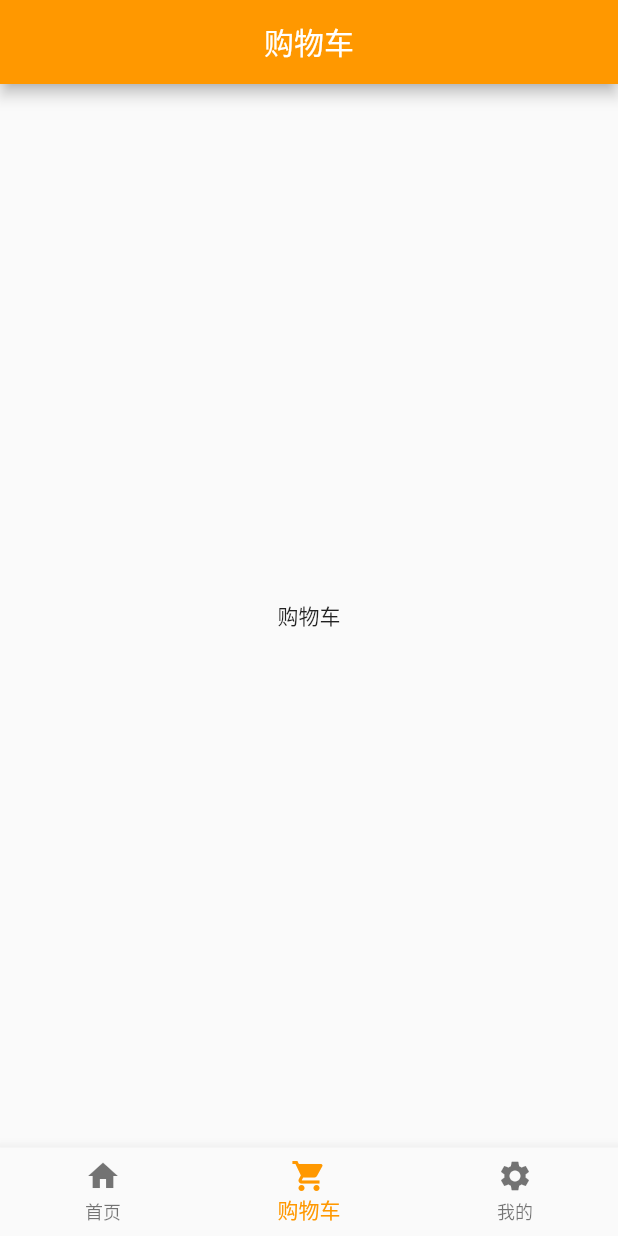
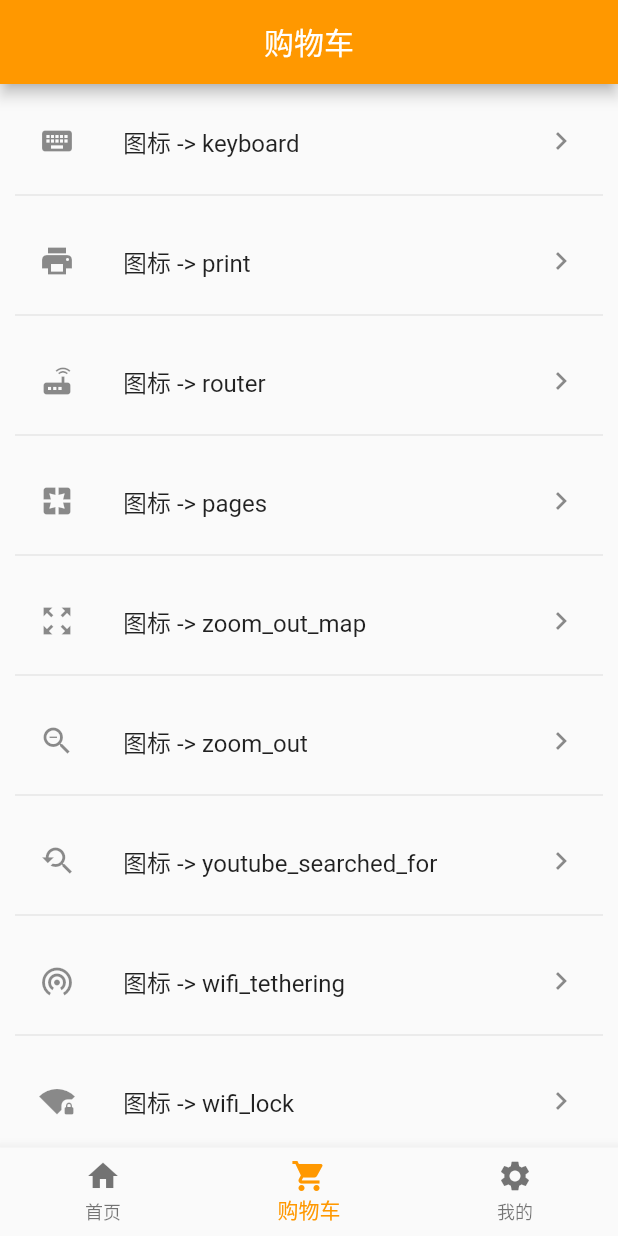
Before and after one commit to lijie28/hallo_flutter, a Flutter app: the screen it shows after launch, item 2 of the bottom bar chosen, on a phone screen of 412 x 824 dp. Run offline on Flutter 3.47's test engine with Material 2 defaults, Android fonts, the phone set to English and light mode, and no system bars.

Commit message:
1,tabbar 2,button 3,页面跳转带参 4,listView.bulider 带items

```diff
--- a/lib/HomePage/HomePage.dart
+++ b/lib/HomePage/HomePage.dart
@@ -1,6 +1,6 @@
 import 'package:flutter/material.dart';
 
-//import 'package:flutter_webview_plugin/flutter_webview_plugin.dart';
+import 'package:hello_flutter/GoodsDetail/GoodsDetail.dart';
 
 
 class HomePage extends StatefulWidget {
@@ -18,12 +18,24 @@ class HomePageState extends State<HomePage> {
     return new MaterialApp(
       home: new Scaffold(
         appBar: new AppBar(
+
           title: new Text("首页"),
           backgroundColor: Colors.orange, //设置appbar背景颜色
           centerTitle: true, //设置标题是否局中
+
         ),
         body: new Center(
-          child: new Text('商品详情'),
+          child: new MaterialButton(
+            color: Colors.orange,
+            textColor: Colors.white,
+            child: new Text('商品详情'),
+            onPressed: () {
+              Navigator.push(context, new MaterialPageRoute(builder: (BuildContext context){
+                return new GoodsDetail(title: '商品详情1',);
+              }));
+              print("跳转");
+            },
+          ),
         ),
       ),
     );
--- a/lib/ShoppingCart/ShoppingCart.dart
+++ b/lib/ShoppingCart/ShoppingCart.dart
@@ -6,6 +6,54 @@ class ShoppingCart extends StatefulWidget {
 }
 
 class ShoppingCartState extends State<ShoppingCart> {
+
+  List<String> strItems = <String>[
+    '图标 -> keyboard', '图标 -> print',
+    '图标 -> router', '图标 -> pages',
+    '图标 -> zoom_out_map', '图标 -> zoom_out',
+    '图标 -> youtube_searched_for', '图标 -> wifi_tethering',
+    '图标 -> wifi_lock', '图标 -> widgets',
+    '图标 -> weekend', '图标 -> web',
+    '图标 -> accessible', '图标 -> ac_unit',
+  ];
+
+  List<Icon> iconItems = <Icon>[
+    new Icon(Icons.keyboard), new Icon(Icons.print),
+    new Icon(Icons.router), new Icon(Icons.pages),
+    new Icon(Icons.zoom_out_map), new Icon(Icons.zoom_out),
+    new Icon(Icons.youtube_searched_for), new Icon(Icons.wifi_tethering),
+    new Icon(Icons.wifi_lock), new Icon(Icons.widgets),
+    new Icon(Icons.weekend), new Icon(Icons.web),
+    new Icon(Icons.accessible), new Icon(Icons.ac_unit),
+  ];
+
+  Widget buildListData(BuildContext context, String strItem, Icon iconItem,int count) {
+    return new ListTile(
+      isThreeLine: false,
+      leading: iconItem,
+      title: new Text(strItem),
+      trailing: new Icon(Icons.keyboard_arrow_right),
+      onTap: () {
+        showDialog(
+          context: context,
+          builder: (BuildContext context) {
+            return new AlertDialog(
+              title: new Text(
+                'ListViewDemo:$count',
+                style: new TextStyle(
+                  color: Colors.black54,
+                  fontSize: 18.0,
+                ),
+              ),
+              content: new Text('您选择的item内容为:$strItem'),
+            );
+          },
+        );
+      },
+    );
+  }
+
+
   @override
   Widget build(BuildContext context) {
     return new MaterialApp(
@@ -15,10 +63,25 @@ class ShoppingCartState extends State<ShoppingCart> {
           backgroundColor: Colors.orange, //设置appbar背景颜色
           centerTitle: true, //设置标题是否局中
         ),
-        body: new Center(
-          child: new Text('购物车'),
+        body: new ListView.builder(
+            shrinkWrap: true,
+            padding: const EdgeInsets.all(10.0),
+            itemExtent: 80.0,
+            itemCount: iconItems.length,
+            itemBuilder: (BuildContext context,int index){
+            return new Container(
+              child: new Column(
+                children: <Widget>[
+
+                  buildListData(context, strItems[index], iconItems[index],index),
+                  new Divider()
+
+                ],
+              ),
+            );
+          },
+          )
         ),
-      ),
     );
   }
 }
--- a/lib/main.dart
+++ b/lib/main.dart
@@ -2,6 +2,7 @@ import 'package:flutter/material.dart';
 import 'package:hello_flutter/HomePage/HomePage.dart';
 import 'package:hello_flutter/Mine/Mine.dart';
 import 'package:hello_flutter/ShoppingCart/ShoppingCart.dart';
+//import 'package:hello_flutter/GoodsDetail/GoodsDetail.dart';
 
 void main() => runApp(App());
 
@@ -16,6 +17,9 @@ class App extends StatelessWidget{
         primarySwatch: Colors.orange,
       ),
       home: new MyApp(),
+//      routes: <String, WidgetBuilder> {
+//        '/gd': (BuildContext context) => GoodsDetail(),
+//      },
     );
   }
 
@@ -55,6 +59,7 @@ class MyAppState extends State<MyApp> {
 
   //
   List getBottomBarItems(List textIcon){
+
       var newList =  <BottomNavigationBarItem>[];
       for (List ti in textIcon){
           newList.add(BottomNavigationBarItem(icon: ti[1], title: Text(ti[0])));
```
Also changed, not shown: lib/GoodsDetail/GoodsDetail.dart (+45 -0 lines).
